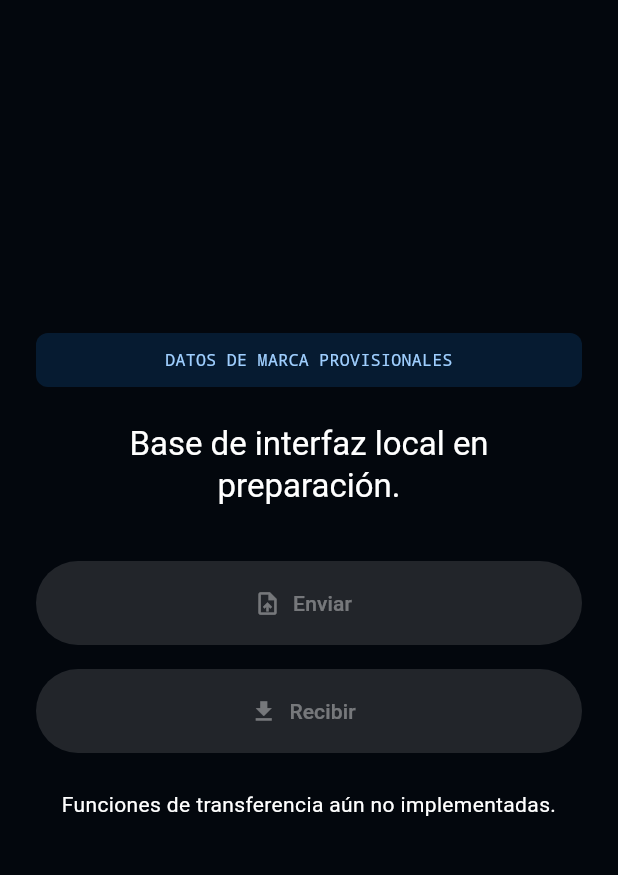
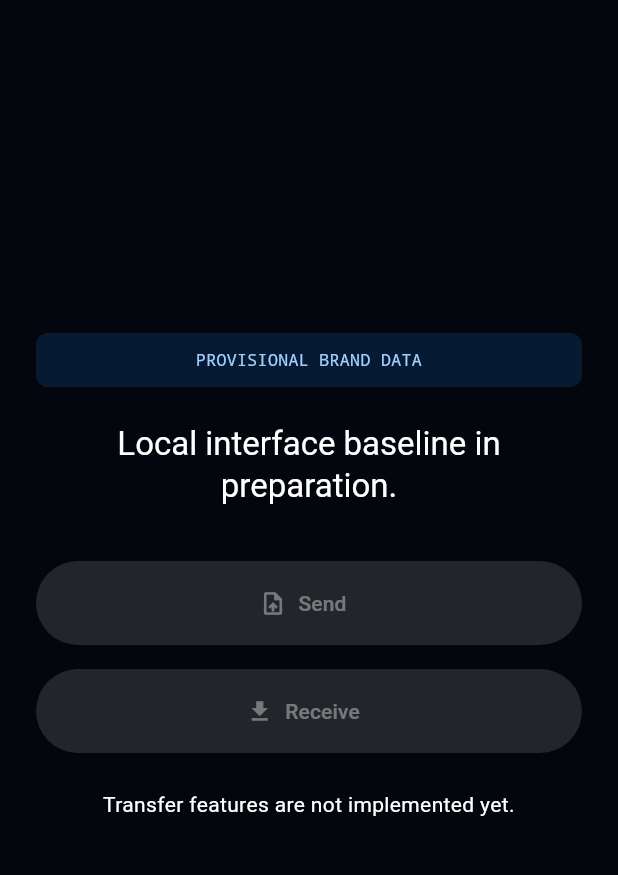
Before and after one commit to M1gu3hb/-Qyro, a Flutter app: the HomeScreen screen opened directly, on a phone screen of 412 x 824 dp, the part 84-959 px from its top. Run offline on Flutter 3.47's test engine with Material 3 defaults, Android fonts, the phone set to English and light mode, and no system bars; missing offline and left inert: dart:ffi; generated files the repository leaves out were written again; project files that could hold a hidden picture were left out.

Commit message:
feat: localize the baseline in English and Spanish

```diff
--- a/apps/qyro/lib/app.dart
+++ b/apps/qyro/lib/app.dart
@@ -4,6 +4,7 @@ import 'boot/ascii_logo_model.dart';
 import 'boot/boot_screen.dart';
 import 'generated/branding.g.dart';
 import 'home/home_screen.dart';
+import 'l10n/generated/app_localizations.dart';
 import 'startup/production_startup.dart';
 import 'startup/startup_coordinator.dart';
 
@@ -11,11 +12,13 @@ class QyroApp extends StatefulWidget {
   const QyroApp({
     this.startupCoordinator,
     this.bootLogoModel,
+    this.locale,
     super.key,
   });
 
   final StartupCoordinator? startupCoordinator;
   final AsciiLogoModel? bootLogoModel;
+  final Locale? locale;
 
   @override
   State<QyroApp> createState() => _QyroAppState();
@@ -59,7 +62,10 @@ class _QyroAppState extends State<QyroApp> with WidgetsBindingObserver {
 
     return MaterialApp(
       debugShowCheckedModeBanner: false,
-      title: GeneratedBranding.appName,
+      locale: widget.locale,
+      localizationsDelegates: AppLocalizations.localizationsDelegates,
+      supportedLocales: AppLocalizations.supportedLocales,
+      onGenerateTitle: (context) => AppLocalizations.of(context).appTitle,
       theme: ThemeData(
         colorScheme: colors,
         scaffoldBackgroundColor: const Color(
--- a/apps/qyro/lib/home/home_screen.dart
+++ b/apps/qyro/lib/home/home_screen.dart
@@ -1,14 +1,17 @@
 import 'package:flutter/material.dart';
 
 import '../generated/branding.g.dart';
+import '../l10n/generated/app_localizations.dart';
 
 class HomeScreen extends StatelessWidget {
   const HomeScreen({super.key});
 
   @override
   Widget build(BuildContext context) {
+    final strings = AppLocalizations.of(context);
+
     return Scaffold(
-      appBar: AppBar(title: const Text(GeneratedBranding.appName)),
+      appBar: AppBar(title: Text(strings.appTitle)),
       body: SafeArea(
         child: Center(
           child: ConstrainedBox(
@@ -20,27 +23,29 @@ class HomeScreen extends StatelessWidget {
                 crossAxisAlignment: CrossAxisAlignment.stretch,
                 children: [
                   if (GeneratedBranding.isProvisional) ...[
-                    const _ProvisionalNotice(),
+                    _ProvisionalNotice(
+                      label: strings.bootProvisionalBranding,
+                    ),
                     const SizedBox(height: 24),
                   ],
                   Text(
-                    'Base de interfaz local en preparación.',
+                    strings.homeBaseline,
                     textAlign: TextAlign.center,
                     style: Theme.of(context).textTheme.titleLarge,
                   ),
                   const SizedBox(height: 36),
-                  const _PrimaryAction(
+                  _PrimaryAction(
                     icon: Icons.upload_file,
-                    label: 'Enviar',
+                    label: strings.homeSend,
                   ),
                   const SizedBox(height: 16),
-                  const _PrimaryAction(
+                  _PrimaryAction(
                     icon: Icons.download,
-                    label: 'Recibir',
+                    label: strings.homeReceive,
                   ),
                   const SizedBox(height: 24),
-                  const Text(
-                    'Funciones de transferencia aún no implementadas.',
+                  Text(
+                    strings.homeTransferUnavailable,
                     textAlign: TextAlign.center,
                   ),
                 ],
@@ -73,21 +78,23 @@ class _PrimaryAction extends StatelessWidget {
 }
 
 class _ProvisionalNotice extends StatelessWidget {
-  const _ProvisionalNotice();
+  const _ProvisionalNotice({required this.label});
+
+  final String label;
 
   @override
   Widget build(BuildContext context) {
-    return const DecoratedBox(
-      decoration: BoxDecoration(
+    return DecoratedBox(
+      decoration: const BoxDecoration(
         color: Color(0x26168BFF),
         borderRadius: BorderRadius.all(Radius.circular(8)),
       ),
       child: Padding(
-        padding: EdgeInsets.all(10),
+        padding: const EdgeInsets.all(10),
         child: Text(
-          'DATOS DE MARCA PROVISIONALES',
+          label,
           textAlign: TextAlign.center,
-          style: TextStyle(
+          style: const TextStyle(
             color: Color(0xFF9FCFFF),
             fontFamily: 'monospace',
             fontSize: 11,
--- a/apps/qyro/pubspec.yaml
+++ b/apps/qyro/pubspec.yaml
@@ -9,6 +9,9 @@ environment:
 dependencies:
   flutter:
     sdk: flutter
+  flutter_localizations:
+    sdk: flutter
+  intl: any
 
 dev_dependencies:
   branding_generator:
@@ -20,6 +23,7 @@ dev_dependencies:
     sdk: flutter
 
 flutter:
+  generate: true
   uses-material-design: true
   assets:
     - assets/brand/qyro-logo.png
```
Also changed, not shown: apps/qyro/l10n.yaml (added, +8 -0 lines), apps/qyro/lib/boot/boot_screen.dart (+62 -30 lines), apps/qyro/lib/l10n/app_en.arb (added, +144 -0 lines), apps/qyro/lib/l10n/app_es.arb (added, +37 -0 lines).
